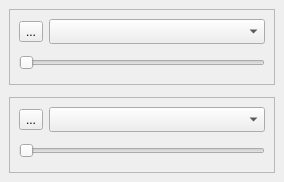
rampageX/QuickSoundSwitcher, file src/Panel/panel.ui: the form before one commit.
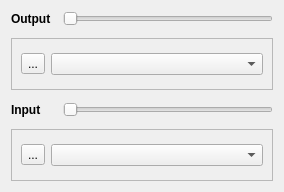
The form after the commit.

```diff
--- a/src/Panel/panel.ui
+++ b/src/Panel/panel.ui
@@ -1,24 +1,78 @@
 <?xml version="1.0" encoding="UTF-8"?>
 <ui version="4.0">
  <class>Panel</class>
- <widget class="QMainWindow" name="Panel">
+ <widget class="QWidget" name="Panel">
   <property name="geometry">
    <rect>
     <x>0</x>
     <y>0</y>
     <width>284</width>
-    <height>182</height>
+    <height>192</height>
    </rect>
   </property>
   <property name="windowTitle">
    <string>MainWindow</string>
   </property>
-  <widget class="QWidget" name="centralwidget">
+  <property name="autoFillBackground">
+   <bool>true</bool>
+  </property>
    <layout class="QGridLayout" name="gridLayout">
     <property name="spacing">
      <number>12</number>
     </property>
-    <item row="0" column="0" colspan="2">
+   <item row="0" column="0">
+    <widget class="QLabel" name="label_2">
+     <property name="minimumSize">
+      <size>
+       <width>0</width>
+       <height>0</height>
+      </size>
+     </property>
+     <property name="font">
+      <font>
+       <bold>true</bold>
+      </font>
+     </property>
+     <property name="text">
+      <string>Output</string>
+     </property>
+    </widget>
+   </item>
+   <item row="2" column="0">
+    <widget class="QLabel" name="label">
+     <property name="minimumSize">
+      <size>
+       <width>0</width>
+       <height>0</height>
+      </size>
+     </property>
+     <property name="font">
+      <font>
+       <bold>true</bold>
+      </font>
+     </property>
+     <property name="text">
+      <string>Input</string>
+     </property>
+    </widget>
+   </item>
+   <item row="0" column="1">
+    <widget class="QSlider" name="outputVolumeSlider">
+     <property name="minimumSize">
+      <size>
+       <width>0</width>
+       <height>0</height>
+      </size>
+     </property>
+     <property name="maximum">
+      <number>100</number>
+     </property>
+     <property name="orientation">
+      <enum>Qt::Orientation::Horizontal</enum>
+     </property>
+    </widget>
+   </item>
+   <item row="1" column="0" colspan="2">
      <widget class="QFrame" name="inputFrame">
       <property name="frameShape">
        <enum>QFrame::Shape::StyledPanel</enum>
@@ -38,38 +92,28 @@
          <property name="minimumSize">
           <size>
            <width>0</width>
-           <height>25</height>
+          <height>0</height>
           </size>
          </property>
         </widget>
        </item>
        <item row="0" column="0">
         <widget class="QToolButton" name="outputMuteButton">
-         <property name="text">
-          <string>...</string>
-         </property>
-        </widget>
-       </item>
-       <item row="1" column="0" colspan="2">
-        <widget class="QSlider" name="outputVolumeSlider">
          <property name="minimumSize">
           <size>
            <width>0</width>
-           <height>25</height>
-          </size>
-         </property>
-         <property name="maximum">
-          <number>100</number>
-         </property>
-         <property name="orientation">
-          <enum>Qt::Orientation::Horizontal</enum>
+          <height>0</height>
+         </size>
+        </property>
+        <property name="text">
+         <string>...</string>
          </property>
         </widget>
        </item>
       </layout>
      </widget>
     </item>
-    <item row="1" column="0" colspan="2">
+   <item row="3" column="0" colspan="2">
      <widget class="QFrame" name="outputFrame">
       <property name="frameShape">
        <enum>QFrame::Shape::StyledPanel</enum>
@@ -83,24 +127,33 @@
          <property name="minimumSize">
           <size>
            <width>0</width>
-           <height>25</height>
+          <height>0</height>
           </size>
          </property>
         </widget>
        </item>
        <item row="0" column="0">
         <widget class="QToolButton" name="inputMuteButton">
+        <property name="minimumSize">
+         <size>
+          <width>0</width>
+          <height>0</height>
+         </size>
+        </property>
          <property name="text">
           <string>...</string>
          </property>
         </widget>
        </item>
-       <item row="1" column="0" colspan="2">
+     </layout>
+    </widget>
+   </item>
+   <item row="2" column="1">
         <widget class="QSlider" name="inputVolumeSlider">
          <property name="minimumSize">
           <size>
            <width>0</width>
-           <height>25</height>
+       <height>0</height>
           </size>
          </property>
          <property name="maximum">
@@ -112,10 +165,6 @@
         </widget>
        </item>
       </layout>
-     </widget>
-    </item>
-   </layout>
-  </widget>
  </widget>
  <resources/>
  <connections/>
```
Left out of the diff: 2 changed lines with no effect on the pictures. Lines whose indentation alone changed are shown as unchanged.
